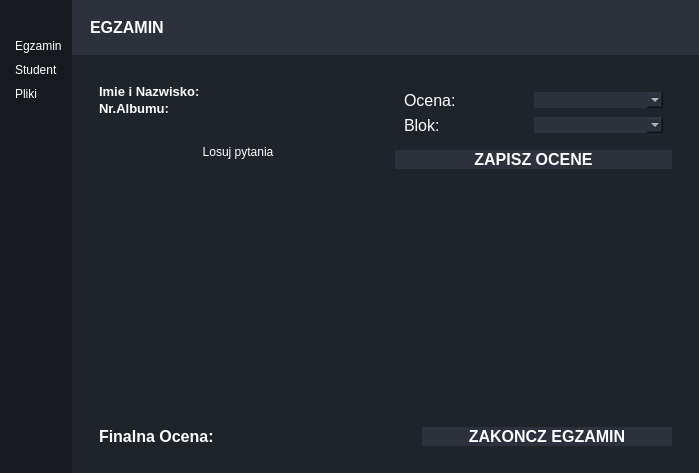
This is mainwindow.ui in radoslawgegotek/ExamApp as Qt 5 draws it before an edit. The edited form follows.
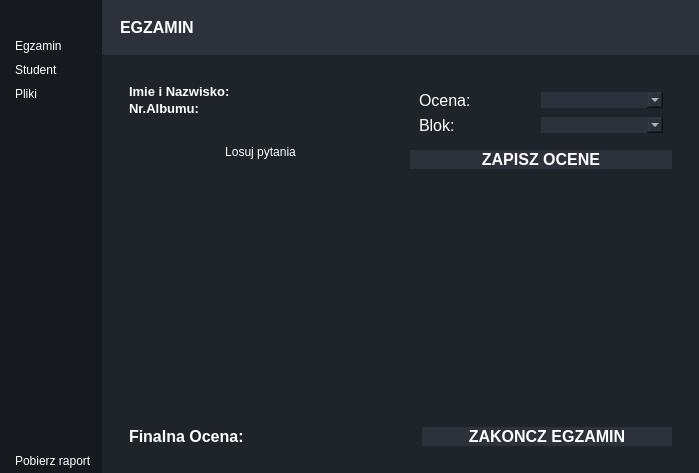
This is the edited form. Icons and pictures are not drawn.

What changed in the file:
```diff
--- a/mainwindow.ui
+++ b/mainwindow.ui
@@ -261,6 +261,13 @@
             </property>
            </spacer>
           </item>
+          <item>
+           <widget class="QPushButton" name="pobierzRapotyBTN">
+            <property name="text">
+             <string>Pobierz raport</string>
+            </property>
+           </widget>
+          </item>
          </layout>
         </widget>
        </item>
@@ -826,7 +833,11 @@
                    </property>
                    <layout class="QVBoxLayout" name="verticalLayout_22">
                     <item>
-                     <widget class="QTextEdit" name="showQue"/>
+                     <widget class="QTextEdit" name="showQue">
+                      <property name="readOnly">
+                       <bool>true</bool>
+                      </property>
+                     </widget>
                     </item>
                    </layout>
                   </widget>
```
Left out of the diff: 6 changed lines with no effect on the pictures.
